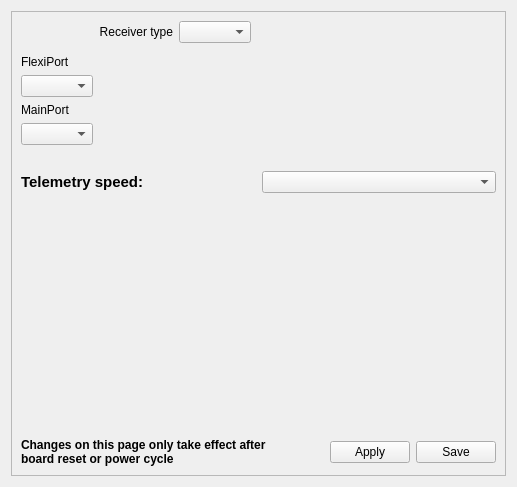
First picture: the form in ground/openpilotgcs/src/plugins/config/cc_hw_settings.ui, repository openpilot/OpenPilot, before the edit.
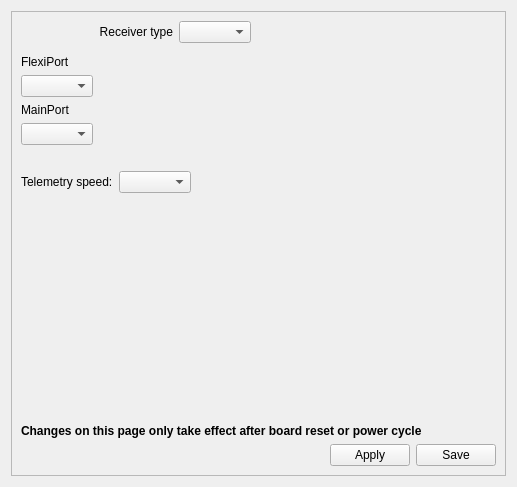
Second picture: the form after the edit. Icons and pictures are not drawn.

Commit message: UI: Two aesthetic issues on cc_hw_settings.ui: 1) Don't override fonts when possible.  It makes the layout inconsistent.  We should come up with a stylesheet/system wide way for things like this. 2) Left align the telemetry speed field instead of making it full screen width 3) Move the "Settings apply after restart" message out of the button row.  This makes the buttons not in the same location between panels.

Diff of the .ui file:
```diff
--- a/ground/openpilotgcs/src/plugins/config/cc_hw_settings.ui
+++ b/ground/openpilotgcs/src/plugins/config/cc_hw_settings.ui
@@ -103,13 +103,6 @@
        <layout class="QHBoxLayout" name="horizontalLayout">
         <item>
          <widget class="QLabel" name="label">
-          <property name="font">
-           <font>
-            <pointsize>11</pointsize>
-            <weight>75</weight>
-            <bold>true</bold>
-           </font>
-          </property>
           <property name="text">
            <string>Telemetry speed:</string>
           </property>
@@ -122,6 +115,19 @@
           </property>
          </widget>
         </item>
+        <item>
+         <spacer name="horizontalSpacer_3">
+          <property name="orientation">
+           <enum>Qt::Horizontal</enum>
+          </property>
+          <property name="sizeHint" stdset="0">
+           <size>
+            <width>40</width>
+            <height>20</height>
+           </size>
+          </property>
+         </spacer>
+        </item>
        </layout>
       </item>
       <item>
@@ -157,8 +163,6 @@
        </spacer>
       </item>
       <item>
-       <layout class="QHBoxLayout" name="horizontalLayout_2">
-        <item>
          <widget class="QLabel" name="label_6">
           <property name="font">
            <font>
@@ -175,6 +179,8 @@
          </widget>
         </item>
         <item>
+       <layout class="QHBoxLayout" name="horizontalLayout_2">
+        <item>
          <spacer name="horizontalSpacer">
           <property name="orientation">
            <enum>Qt::Horizontal</enum>
```
Left out of the diff: 6 changed lines with no effect on the pictures. Lines whose indentation alone changed are shown as unchanged.
